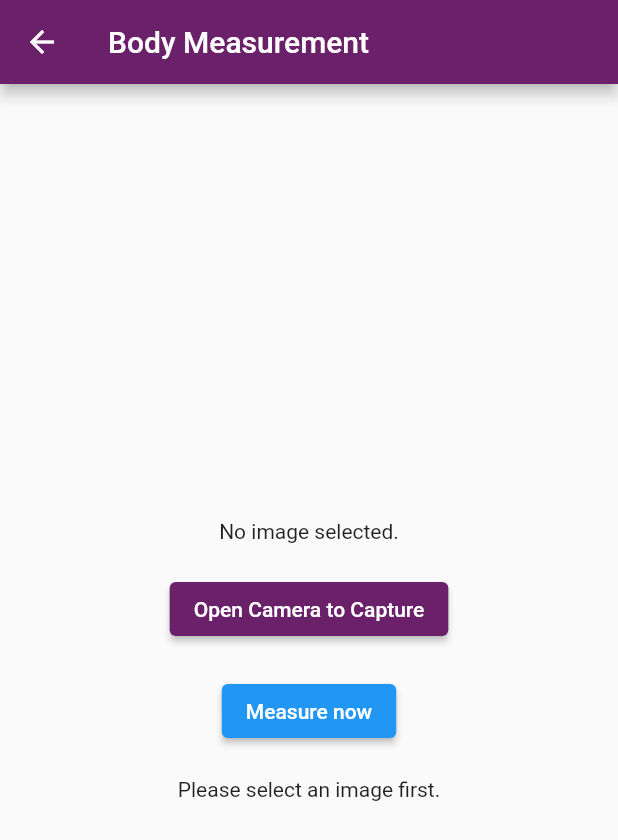
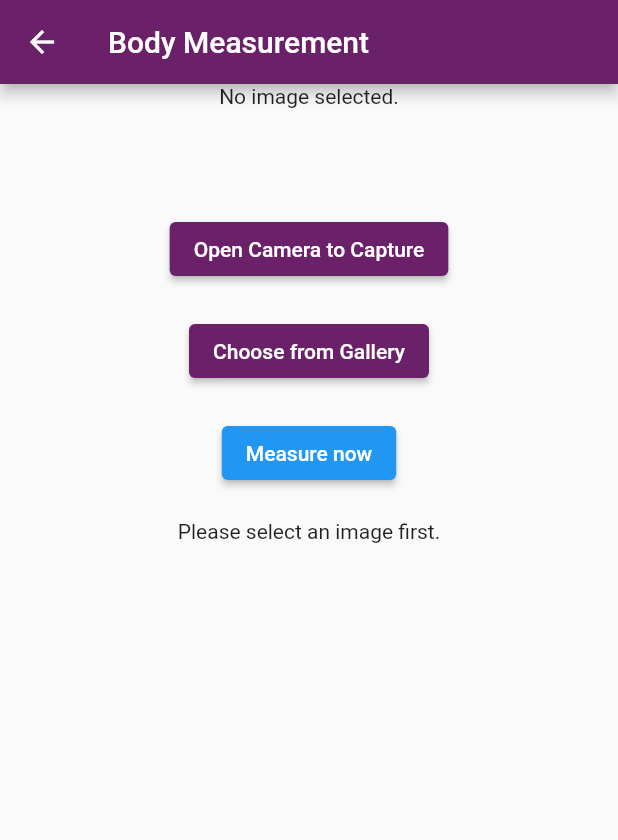
Before and after one commit to MZubairNaeem/tailor-app, a Flutter app: the AIMeasurement screen opened directly, after a tap on "Measure now", on a phone screen of 412 x 824 dp. Shown: the top 840 px of the screen. Run offline on Flutter 3.47's test engine with Material 2 defaults, Android fonts, the phone set to English and light mode, and no system bars; our stand-ins replace cloud_firestore, dotted_line, firebase_auth, firebase_core, firebase_storage, flutter_riverpod and 5 more; missing offline and left inert: circular_bottom_navigation; accounts and stored records are empty.

Commit message:
ai screen added

```diff
--- a/lib/views/customer_home/homepage_categories/measurements/ai_measurement.dart
+++ b/lib/views/customer_home/homepage_categories/measurements/ai_measurement.dart
@@ -2,8 +2,9 @@ import 'dart:io';
 import 'package:flutter/material.dart';
 import 'package:http/http.dart' as http;
 import 'package:image_picker/image_picker.dart';
+import '../../../../Constants/colors.dart';
 
-import '../../../../Constants/colors.dart';
+import 'dart:convert';
 
 class AIMeasurement extends StatefulWidget {
   @override
@@ -15,12 +16,25 @@ class _AIMeasurementPageState extends State<AIMeasurement> {
   String _responseText = '';
 
   Future<void> getImage() async {
-    final picker = ImagePicker();
-    final pickedFile = await picker.pickImage(source: ImageSource.camera);
-
+    final pickedFile =
+        await ImagePicker().pickImage(source: ImageSource.camera);
     setState(() {
       if (pickedFile != null) {
         _image = File(pickedFile.path);
+        _responseText =
+            "Image Captured. Now click Measure Now to send Image to the model for prediction.";
+      }
+    });
+  }
+
+  Future<void> getImageFromGallery() async {
+    final pickedFile =
+        await ImagePicker().pickImage(source: ImageSource.gallery);
+    setState(() {
+      if (pickedFile != null) {
+        _image = File(pickedFile.path);
+        _responseText =
+            "Image selected from gallery. Click Measure Now to send Image to the model for prediction.";
       }
     });
   }
@@ -32,18 +46,39 @@ class _AIMeasurementPageState extends State<AIMeasurement> {
       });
       return;
     }
+    setState(() {
+      _responseText =
+          'Uploading Image to Model. It will take some time(Approx 40 seconds.)';
+    });
 
-    final Uri apiUrl = Uri.parse(
-        'http://10.0.2.2:8000/predict/'); // Replace with your Flask API URL
-
-    var request = http.MultipartRequest('POST', apiUrl);
-    request.files.add(await http.MultipartFile.fromPath('file', _image!.path));
+    var request = http.MultipartRequest(
+        'POST', Uri.parse('http://192.168.1.3:5000/predict/'));
+    Map<String, String> headers = {"Content-type": "multipart/form-data"};
+    request.files.add(
+      http.MultipartFile(
+        'image',
+        _image!.readAsBytes().asStream(),
+        _image!.lengthSync(),
+        filename: _image!.path.split('/').last,
+      ),
+    );
+    request.headers.addAll(headers);
+    print("request1: " + request.toString());
 
     try {
-      final response = await request.send();
-      final responseBody = await response.stream.bytesToString();
+      var res = await request.send();
+      http.Response response = await http.Response.fromStream(res);
+
+      Map<String, dynamic> jsonResponse = jsonDecode(response.body);
+      String formattedResponse = ''; // Initialize an empty string
+
+      // Iterate through the map and format the response
+      jsonResponse.forEach((key, value) {
+        formattedResponse += '$key: $value\n';
+      });
+
       setState(() {
-        _responseText = responseBody;
+        _responseText = formattedResponse;
       });
     } catch (e) {
       setState(() {
@@ -59,7 +94,9 @@ class _AIMeasurementPageState extends State<AIMeasurement> {
         title: Text('Body Measurement'),
         backgroundColor: customPurple,
       ),
-      body: Center(
+      body: SingleChildScrollView(
+        // Wrap the Column with SingleChildScrollView
+        child: Center(
           child: Column(
             mainAxisAlignment: MainAxisAlignment.center,
             children: <Widget>[
@@ -67,17 +104,31 @@ class _AIMeasurementPageState extends State<AIMeasurement> {
                   ? Text('No image selected.')
                   : Image.file(
                       _image!,
-              height: 200,
-              width: 100,
+                      height: 250,
+                      width: 500,
+                    ),
+              SizedBox(height: 70),
+              ElevatedButton(
+                onPressed: getImage,
+                style: ButtonStyle(
+                  backgroundColor:
+                      MaterialStateProperty.all<Color>(customPurple),
+                  foregroundColor:
+                      MaterialStateProperty.all<Color>(customWhite),
+                ),
+                child: Text('Open Camera to Capture'),
               ),
               SizedBox(height: 20),
               ElevatedButton(
-              onPressed: getImage,
+                onPressed:
+                    getImageFromGallery, // Use the new method for gallery
                 style: ButtonStyle(
-                  backgroundColor: MaterialStateProperty.all<Color>(customPurple),
-                foregroundColor:  MaterialStateProperty.all<Color>(customWhite),
+                  backgroundColor:
+                      MaterialStateProperty.all<Color>(customPurple),
+                  foregroundColor:
+                      MaterialStateProperty.all<Color>(customWhite),
                 ),
-              child: Text('Open Camera to Capture'),
+                child: Text('Choose from Gallery'),
               ),
               SizedBox(height: 20),
               ElevatedButton(
@@ -89,6 +140,7 @@ class _AIMeasurementPageState extends State<AIMeasurement> {
             ],
           ),
         ),
+      ),
     );
   }
 }
```
Also changed, not shown: pubspec.lock. Lines whose indentation alone changed are shown as unchanged.
